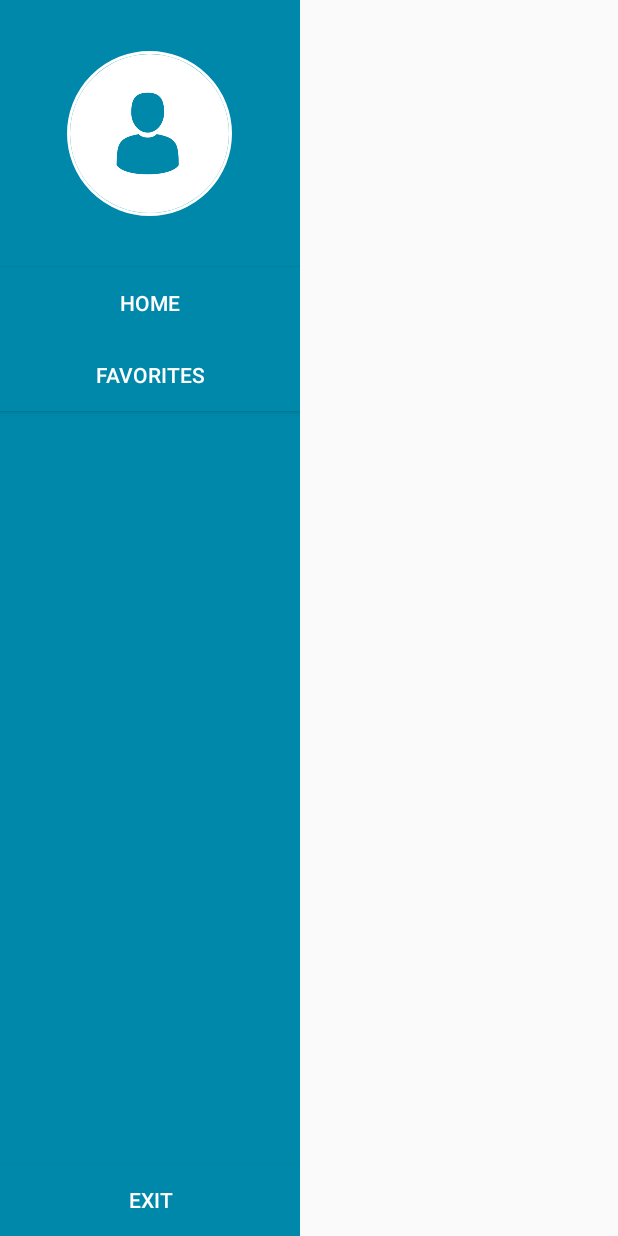
After one commit to Novext/TaxerApp, an Android app: the layout navigation_menu.xml on its own in the app's theme, with its tools: preview values and no code run, on a phone screen of 412 x 824 dp. The commit adds this screen. Run offline under Robolectric (Android 15) with nearby library versions, the phone set to English and light mode, and no system bars.

Commit message:
Añadiendo navigation drawer y marcadores

```diff
--- a/app/src/main/java/com/novext/taxerapp/App.java
+++ b/app/src/main/java/com/novext/taxerapp/App.java
@@ -4,6 +4,7 @@ import android.app.Application;
 
 import com.facebook.FacebookSdk;
 import com.facebook.appevents.AppEventsLogger;
+import com.google.firebase.FirebaseApp;
 import com.google.firebase.messaging.FirebaseMessaging;
 
 /**
@@ -19,9 +20,10 @@ public class App extends Application {
         super.onCreate();
         FacebookSdk.sdkInitialize(getApplicationContext());
         AppEventsLogger.activateApp(this);
-        okHttpRequest = new OkHttpRequest("hostname");
+        okHttpRequest = new OkHttpRequest("https://taxerapi.herokuapp.com/");
         app = this;
 
+        FirebaseApp.initializeApp(this);
         FirebaseMessaging.getInstance().subscribeToTopic("stops");
 
     }
--- /dev/null
+++ b/app/src/main/res/layout/footer.xml
@@ -0,0 +1,25 @@
+<?xml version="1.0" encoding="utf-8"?>
+<RelativeLayout xmlns:android="http://schemas.android.com/apk/res/android"
+    android:orientation="vertical" android:layout_width="match_parent"
+    android:layout_height="wrap_content">
+    <Button
+        android:layout_width="match_parent"
+        android:layout_marginTop="100dp"
+        android:layout_height="wrap_content"
+        android:id="@+id/btnLogout"
+        android:layout_alignParentBottom="true"
+        style="@android:style/Widget.Holo.Button.Borderless"
+        android:visibility="gone"
+        android:text="Cerrar sesión"
+        />
+    <Button
+        android:layout_width="match_parent"
+        android:layout_marginTop="120dp"
+        android:layout_height="wrap_content"
+        android:id="@+id/btnSignin"
+        android:layout_alignParentBottom="true"
+        style="@android:style/Widget.Holo.Button.Borderless"
+        android:text="Iniciar sesión"
+        />
+
+</RelativeLayout>
--- /dev/null
+++ b/app/src/main/res/layout/header.xml
@@ -0,0 +1,29 @@
+<?xml version="1.0" encoding="utf-8"?>
+<RelativeLayout xmlns:android="http://schemas.android.com/apk/res/android"
+    android:layout_width="match_parent"
+    xmlns:app="http://schemas.android.com/apk/res-auto"
+    android:layout_height="178dp"
+    android:id="@+id/headerLayout"
+    android:orientation="vertical"
+    android:weightSum="1">
+
+    <LinearLayout
+        android:layout_width="match_parent"
+        android:layout_height="56dp"
+        android:orientation="vertical"
+        android:layout_alignParentBottom="true"
+        android:layout_alignParentLeft="true"
+        android:layout_alignParentStart="true">
+
+    </LinearLayout>
+
+    <de.hdodenhof.circleimageview.CircleImageView
+        android:layout_width="110dp"
+        app:civ_border_width="2dp"
+        android:layout_height="110dp"
+        app:civ_border_color="#FFFFFF"
+        android:layout_centerInParent="true"
+        android:src="@mipmap/path62683"
+        android:id="@+id/circleView"
+    />
+</RelativeLayout>
--- /dev/null
+++ b/app/src/main/res/layout/navigation_menu.xml
@@ -0,0 +1,46 @@
+<?xml version="1.0" encoding="utf-8"?>
+<RelativeLayout xmlns:android="http://schemas.android.com/apk/res/android"
+    android:layout_width="200dp"
+    android:layout_height="wrap_content"
+    android:orientation="vertical"
+    android:layout_gravity="left"
+    android:background="@color/colorPrimary"
+    android:id="@+id/ll">
+
+    <include layout="@layout/header"
+        android:id="@+id/headerLayout" />
+    <Button
+        android:layout_width="match_parent"
+        android:layout_height="wrap_content"
+        android:text="Home"
+        android:textColor="#FFFF"
+        android:background="@color/colorPrimary"
+        android:id="@+id/btnHomeNavigation"
+        android:layout_below="@+id/headerLayout"
+        />
+    <Button
+        android:layout_width="match_parent"
+        android:background="@color/colorPrimary"
+        android:layout_height="wrap_content"
+        android:textColor="#FFFF"
+        android:text="Favorites"
+        android:id="@+id/btnHomeFavorites"
+        android:layout_below="@+id/btnHomeNavigation"
+        />
+    <Button
+        android:layout_width="match_parent"
+        android:layout_height="wrap_content"
+        android:text="Exit"
+        android:background="@color/colorPrimary"
+        android:id="@+id/btnHomeExit"
+        android:layout_alignParentBottom="true"
+        android:textColor="#FFFF"
+        />
+
+
+    <include layout="@layout/footer"
+        android:layout_width="match_parent"
+        android:layout_height="wrap_content"
+        android:layout_alignParentBottom="true"
+        />
+</RelativeLayout>
--- a/app/src/main/res/values/colors.xml
+++ b/app/src/main/res/values/colors.xml
@@ -3,4 +3,6 @@
     <color name="colorPrimary">#0088aa</color>
     <color name="colorPrimaryDark">#FF007794</color>
     <color name="colorAccent">#FF4081</color>
+    <color name="toolbarTransparent">#00FFFFFF</color>
+
 </resources>
```
Also changed, not shown: app/src/main/java/com/novext/taxerapp/MapsActivity.java (+44 -15 lines), app/src/main/java/com/novext/taxerapp/OkHttpRequest.java (+3 -5 lines), app/src/main/res/layout/activity_maps.xml (+23 -3 lines), app/src/main/res/menu/menu.xml (added, +27 -0 lines), app/src/main/ic_menu-web.png (added), app/src/main/res/mipmap-hdpi/ic_menu.png (added), app/src/main/res/mipmap-mdpi/ic_menu.png (added), app/src/main/res/mipmap-xhdpi/ic_menu.png (added), app/src/main/res/mipmap-xxhdpi/ic_menu.png (added), app/src/main/res/mipmap-xxxhdpi/ic_menu.png (added).
